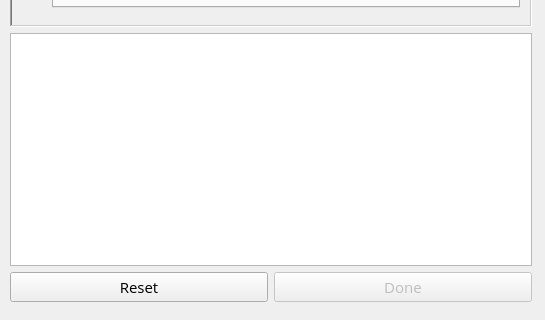
Above: GUI/DataCreatorWindow.ui from Allyson-Robert/X-LAB_Plotting_Manager before the change; both pictures show x 0 to 545 and y 319 to 639 of the 545 by 639 pixel window. Below: the same form after it.
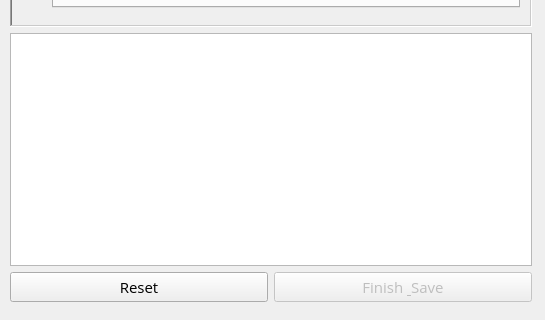
That is the form after the change. Icons and pictures are not drawn.

Diff of the .ui file:
```diff
--- a/GUI/DataCreatorWindow.ui
+++ b/GUI/DataCreatorWindow.ui
@@ -528,7 +528,7 @@
          </font>
         </property>
         <property name="text">
-         <string>Done</string>
+         <string>Finish &amp; Save</string>
         </property>
         <property name="icon">
          <iconset theme="application-exit">
```
